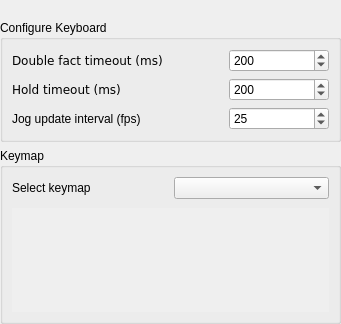
This is src/traverso/ui/KeyboardConfigPage.ui in ErwanLegrand/Traverso-DAW as Qt 5 draws it before an edit. The edited form follows.
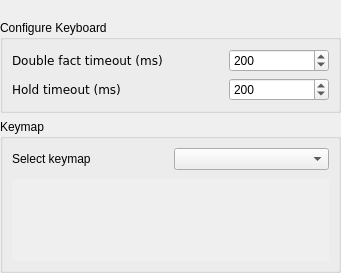
This is the edited form. Icons and pictures are not drawn.

Commit message: * Fixed zero nodes in Gain Curve with newly recorded clips problem * Moved performance related settings to it's own page in Settings Dialog * small cleanup in exit routine, fixing crash bug due previous commit

Patch:
```diff
--- a/src/traverso/ui/KeyboardConfigPage.ui
+++ b/src/traverso/ui/KeyboardConfigPage.ui
@@ -6,7 +6,7 @@
     <x>0</x>
     <y>0</y>
     <width>341</width>
-    <height>324</height>
+    <height>273</height>
    </rect>
   </property>
   <property name="windowTitle" >
@@ -150,60 +150,6 @@
         </item>
        </layout>
       </item>
-      <item>
-       <layout class="QHBoxLayout" >
-        <property name="margin" >
-         <number>0</number>
-        </property>
-        <property name="spacing" >
-         <number>6</number>
-        </property>
-        <item>
-         <widget class="QLabel" name="label_4" >
-          <property name="toolTip" >
-           <string>&lt;html>&lt;head>&lt;meta name="qrichtext" content="1" />&lt;style type="text/css">
-p, li { white-space: pre-wrap; }
-&lt;/style>&lt;/head>&lt;body style=" font-family:'Sans Serif'; font-size:9pt; font-weight:400; font-style:normal; text-decoration:none;">
-&lt;p style=" margin-top:0px; margin-bottom:0px; margin-left:0px; margin-right:0px; -qt-block-indent:0; text-indent:0px;">The number of times per second at which the Graphical&lt;/p>
-&lt;p style=" margin-top:0px; margin-bottom:0px; margin-left:0px; margin-right:0px; -qt-block-indent:0; text-indent:0px;">Items are repainted during a jog action, like moving an&lt;/p>
-&lt;p style=" margin-top:0px; margin-bottom:0px; margin-left:0px; margin-right:0px; -qt-block-indent:0; text-indent:0px;">AudioClip, or changing the Gain.&lt;/p>
-&lt;p style="-qt-paragraph-type:empty; margin-top:0px; margin-bottom:0px; margin-left:0px; margin-right:0px; -qt-block-indent:0; text-indent:0px;">&lt;/p>
-&lt;p style=" margin-top:0px; margin-bottom:0px; margin-left:0px; margin-right:0px; -qt-block-indent:0; text-indent:0px;">The default frames per second of 35 is a perfect compromise &lt;/p>
-&lt;p style=" margin-top:0px; margin-bottom:0px; margin-left:0px; margin-right:0px; -qt-block-indent:0; text-indent:0px;">between smooth painting, and low cpu usage.&lt;/p>
-&lt;p style="-qt-paragraph-type:empty; margin-top:0px; margin-bottom:0px; margin-left:0px; margin-right:0px; -qt-block-indent:0; text-indent:0px;">&lt;/p>
-&lt;p style=" margin-top:0px; margin-bottom:0px; margin-left:0px; margin-right:0px; -qt-block-indent:0; text-indent:0px;">However, if you find the painting to be not smooth enough,&lt;/p>
-&lt;p style=" margin-top:0px; margin-bottom:0px; margin-left:0px; margin-right:0px; -qt-block-indent:0; text-indent:0px;">change this value to a higher one, but keep in mind that it&lt;/p>
-&lt;p style=" margin-top:0px; margin-bottom:0px; margin-left:0px; margin-right:0px; -qt-block-indent:0; text-indent:0px;">will consume considerably more cpu!&lt;/p>
-&lt;p style="-qt-paragraph-type:empty; margin-top:0px; margin-bottom:0px; margin-left:0px; margin-right:0px; -qt-block-indent:0; text-indent:0px;">&lt;/p>
-&lt;p style=" margin-top:0px; margin-bottom:0px; margin-left:0px; margin-right:0px; -qt-block-indent:0; text-indent:0px;">If for example moving an AudioClip still takes to much cpu,&lt;/p>
-&lt;p style=" margin-top:0px; margin-bottom:0px; margin-left:0px; margin-right:0px; -qt-block-indent:0; text-indent:0px;">you should consider to lower this value.&lt;/p>&lt;/body>&lt;/html></string>
-          </property>
-          <property name="text" >
-           <string>Jog update interval (fps)</string>
-          </property>
-         </widget>
-        </item>
-        <item>
-         <widget class="QSpinBox" name="jogUpdateIntervalSpinBox" >
-          <property name="maximumSize" >
-           <size>
-            <width>100</width>
-            <height>16777215</height>
-           </size>
-          </property>
-          <property name="maximum" >
-           <number>50</number>
-          </property>
-          <property name="minimum" >
-           <number>20</number>
-          </property>
-          <property name="value" >
-           <number>25</number>
-          </property>
-         </widget>
-        </item>
-       </layout>
-      </item>
      </layout>
     </widget>
    </item>
```
The commit also changes 16 other files.
